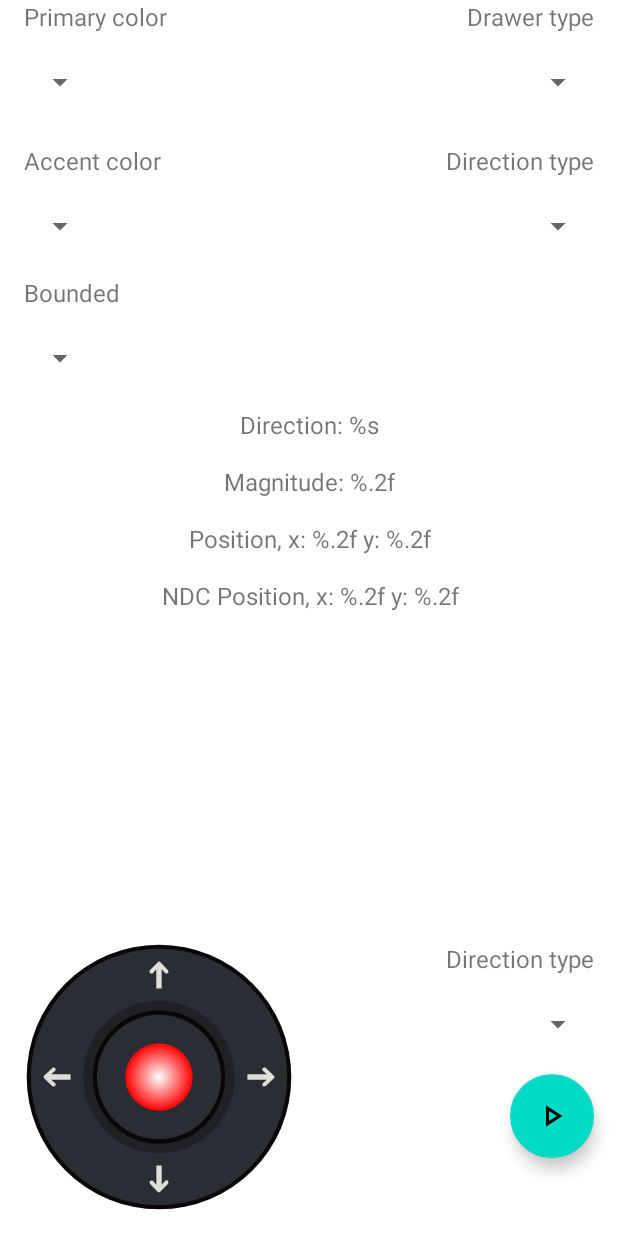
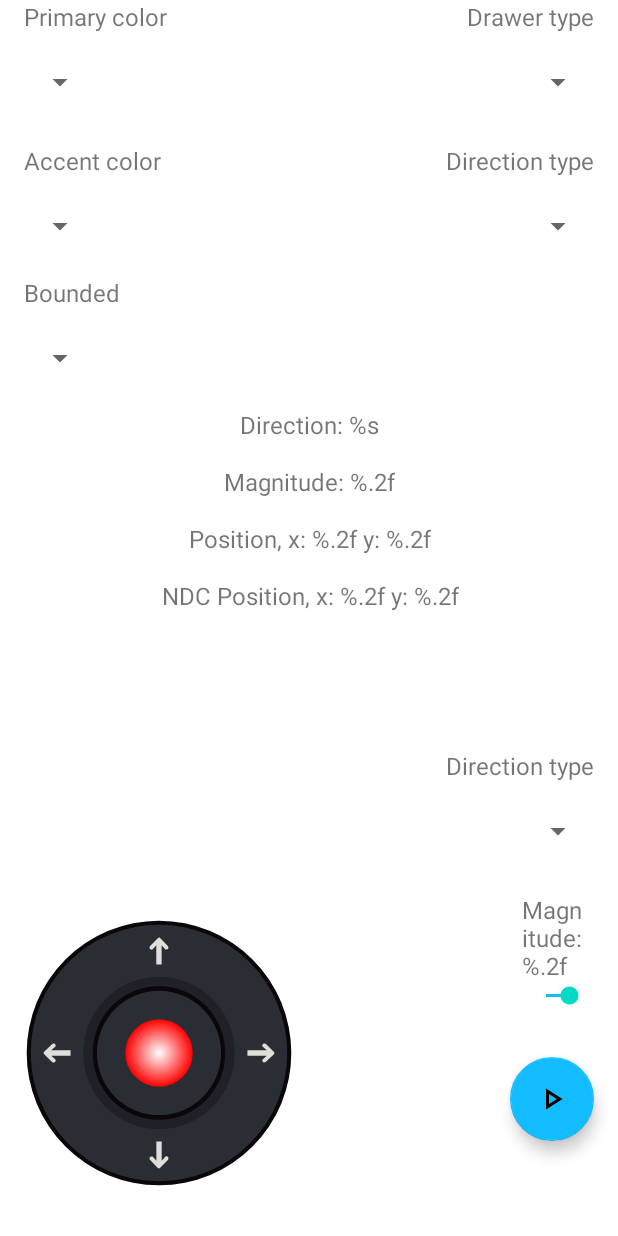
Before and after one commit to yoimerdr/AndroidVirtualJoystick, an Android app: the layout activity_main.xml on its own in the app's theme, with its tools: preview values and no code run, on a phone screen of 412 x 824 dp. Run offline under Robolectric (Android 15) with nearby library versions, the phone set to English and light mode, and no system bars.

Commit message:
chore: update demo

```diff
--- a/app/src/main/res/layout/activity_main.xml
+++ b/app/src/main/res/layout/activity_main.xml
@@ -56,7 +56,7 @@
         android:layout_width="180dp"
         android:layout_height="wrap_content"
         android:layout_marginStart="16dp"
-        android:layout_marginBottom="16dp"
+        android:layout_marginBottom="32dp"
         app:arcControlDrawer_sweepAngle="100"
         app:controlDrawer_accentColor="#FFFFFF"
         app:controlDrawer_bounded="false"
@@ -167,11 +167,11 @@
         android:id="@+id/tvForceDirection"
         android:layout_width="wrap_content"
         android:layout_height="wrap_content"
-        android:layout_marginEnd="16dp"
         android:text="@string/joystick_direction_type"
         android:textSize="16sp"
-        app:layout_constraintEnd_toEndOf="parent"
-        app:layout_constraintTop_toTopOf="@+id/vJoystick" />
+        app:layout_constraintBottom_toTopOf="@+id/vJoystick"
+        app:layout_constraintEnd_toEndOf="@+id/spnDirectionType"
+        app:layout_constraintTop_toBottomOf="@+id/tvNdcPosition" />
 
     <Spinner
         android:id="@+id/spnForceDirection"
@@ -181,16 +181,40 @@
         app:layout_constraintEnd_toEndOf="@+id/tvForceDirection"
         app:layout_constraintTop_toBottomOf="@+id/tvForceDirection" />
 
+    <TextView
+        android:id="@+id/tvForceMagnitude"
+        android:layout_width="0dp"
+        android:layout_height="wrap_content"
+        android:layout_marginTop="16dp"
+        android:text="@string/joystick_magnitude"
+        android:textSize="16sp"
+        app:layout_constraintEnd_toEndOf="@+id/spnForceDirection"
+        app:layout_constraintStart_toStartOf="@+id/spnForceDirection"
+        app:layout_constraintTop_toBottomOf="@+id/spnForceDirection"
+        tools:text="@string/joystick_magnitude" />
+
+    <SeekBar
+        android:id="@+id/sbForceMagnitude"
+        android:layout_width="0dp"
+        android:layout_height="wrap_content"
+        android:max="100"
+        android:progress="100"
+        android:progressTint="#13BCFF"
+        app:layout_constraintEnd_toEndOf="@+id/spnForceDirection"
+        app:layout_constraintStart_toStartOf="@+id/spnForceDirection"
+        app:layout_constraintTop_toBottomOf="@+id/tvForceMagnitude" />
+
     <com.google.android.material.floatingactionbutton.FloatingActionButton
         android:id="@+id/btnForceDirection"
         android:layout_width="wrap_content"
         android:layout_height="wrap_content"
-        android:layout_marginTop="8dp"
+        android:layout_marginTop="32dp"
         android:clickable="true"
+        android:contentDescription="@string/joystick_move_action"
         android:focusable="true"
-        android:contentDescription="@string/joystick_move_action"
+        app:backgroundTint="#13BCFF"
         app:layout_constraintEnd_toEndOf="@+id/spnForceDirection"
-        app:layout_constraintTop_toBottomOf="@+id/spnForceDirection"
+        app:layout_constraintTop_toBottomOf="@+id/sbForceMagnitude"
         app:srcCompat="@drawable/outline_play_arrow_24" />
 
 
```
Also changed, not shown: app/src/main/java/com/yoimerdr/android/virtualjoystick/MainActivity.kt (+26 -4 lines).
